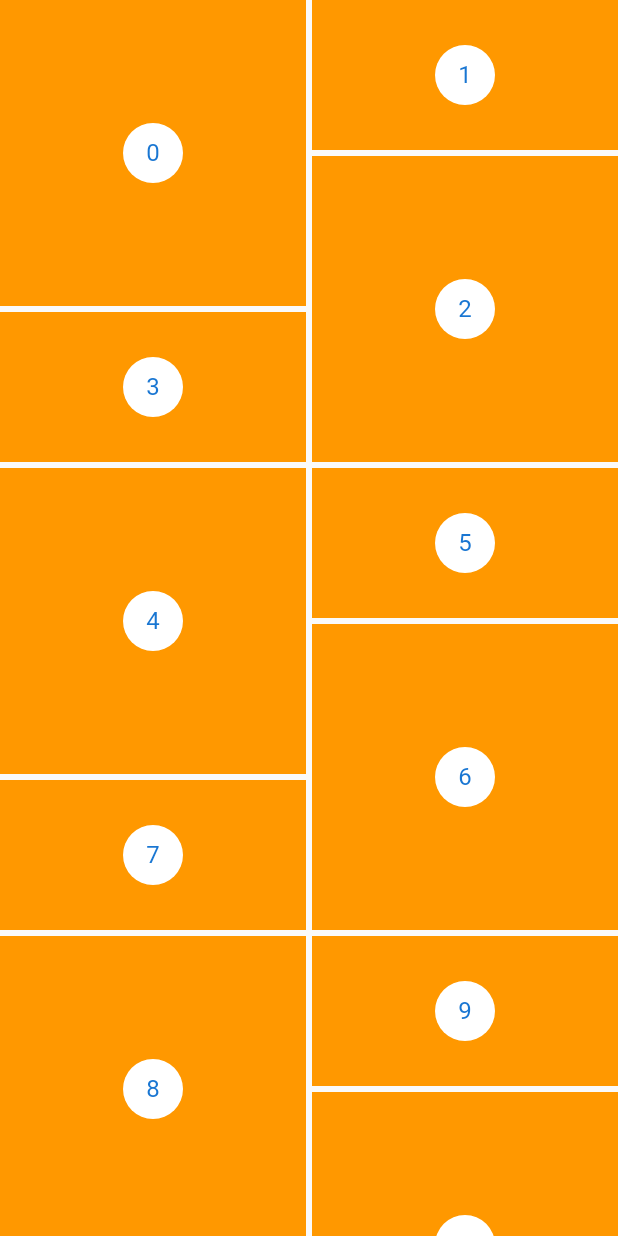
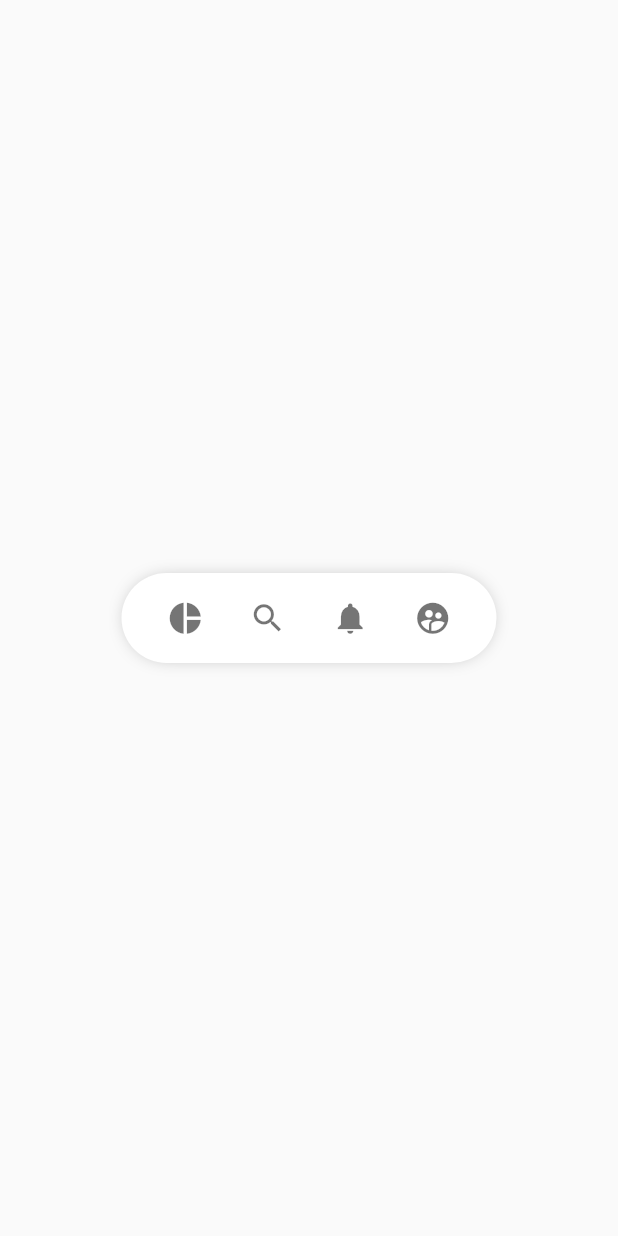
Before and after one commit to DavidBarcenas/flutter-layouts, a Flutter app: the screen it shows after launch, on a phone screen of 412 x 824 dp. Run offline on Flutter 3.47's test engine with Material 2 defaults, Android fonts, the phone set to English and light mode, and no system bars; our stand-ins replace flutter_svg.

Commit message:
feat(pinterest) Design the menu

```diff
--- a/lib/pages/pinterest_page.dart
+++ b/lib/pages/pinterest_page.dart
@@ -1,11 +1,13 @@
 import 'package:flutter/material.dart';
 import 'package:flutter_staggered_grid_view/flutter_staggered_grid_view.dart';
+import 'package:layouts/widgets/pinterest_menu.dart';
 
 class PinterestPage extends StatelessWidget {
   @override
   Widget build(BuildContext context) {
     return Scaffold(
-      body: Center(child: PinterestGrid()),
+      // body: PinterestGrid(),
+      body: PinterestMenu(),
     );
   }
 }
@@ -35,7 +37,11 @@ class _PinterestItem extends StatelessWidget {
   @override
   Widget build(BuildContext context) {
     return new Container(
-        color: Colors.orange,
+        decoration: BoxDecoration(
+            color: Colors.redAccent, borderRadius: BorderRadius.circular(12)
+            // borderRadius: BorderRadius.circular(5.0)
+            ),
+        // color: Colors.redAccent,
         child: new Center(
           child: new CircleAvatar(
             backgroundColor: Colors.white,
--- /dev/null
+++ b/lib/widgets/pinterest_menu.dart
@@ -0,0 +1,95 @@
+import 'package:flutter/material.dart';
+
+class PinterestMenu extends StatelessWidget {
+  @override
+  Widget build(BuildContext context) {
+    final List<PinterestButton> items = [
+      PinterestButton(
+          icon: Icons.pie_chart,
+          onPressed: () {
+            print('icon pie_chart');
+          }),
+      PinterestButton(
+          icon: Icons.search,
+          onPressed: () {
+            print('icon search');
+          }),
+      PinterestButton(
+          icon: Icons.notifications,
+          onPressed: () {
+            print('icon notifications');
+          }),
+      PinterestButton(
+          icon: Icons.supervised_user_circle,
+          onPressed: () {
+            print('icon supervised_user_circle');
+          }),
+    ];
+
+    return Center(
+      child: _PinterestMenuBackground(child: _MenuItems(items)),
+    );
+  }
+}
+
+class _PinterestMenuBackground extends StatelessWidget {
+  final Widget child;
+  _PinterestMenuBackground({@required this.child});
+
+  @override
+  Widget build(BuildContext context) {
+    return Container(
+      child: child,
+      width: 250,
+      height: 60,
+      decoration: BoxDecoration(
+          color: Colors.white,
+          borderRadius: BorderRadius.circular(100),
+          boxShadow: <BoxShadow>[
+            BoxShadow(color: Colors.black38, blurRadius: 10, spreadRadius: -5)
+          ]),
+    );
+  }
+}
+
+class _MenuItems extends StatelessWidget {
+  final List<PinterestButton> menuItems;
+
+  _MenuItems(this.menuItems);
+
+  @override
+  Widget build(BuildContext context) {
+    return Container(
+      child: Row(
+        mainAxisAlignment: MainAxisAlignment.spaceEvenly,
+        children: List.generate(menuItems.length,
+            (index) => _PinterestMenuButton(index, menuItems[index])),
+      ),
+    );
+  }
+}
+
+class _PinterestMenuButton extends StatelessWidget {
+  final int index;
+  final PinterestButton item;
+
+  _PinterestMenuButton(this.index, this.item);
+
+  @override
+  Widget build(BuildContext context) {
+    return GestureDetector(
+      child: Container(
+        child: Icon(item.icon, size: 25, color: Colors.black54),
+      ),
+      onTap: item.onPressed,
+      behavior: HitTestBehavior.translucent,
+    );
+  }
+}
+
+class PinterestButton {
+  final Function onPressed;
+  final IconData icon;
+
+  PinterestButton({@required this.onPressed, @required this.icon});
+}
```
